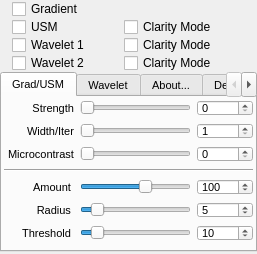
Old version of the form WaveletSharpen/sph_wavelet_sharpen.ui in the repository spoilerhead/asp_plugins.
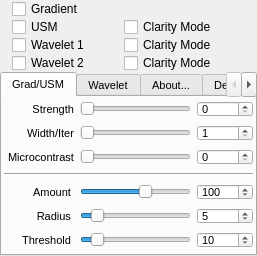
New version of the form. Custom widgets are drawn as their Qt base class.

```diff
--- a/WaveletSharpen/sph_wavelet_sharpen.ui
+++ b/WaveletSharpen/sph_wavelet_sharpen.ui
@@ -7,7 +7,7 @@
     <x>0</x>
     <y>0</y>
     <width>257</width>
-    <height>254</height>
+    <height>256</height>
    </rect>
   </property>
   <property name="sizePolicy">
@@ -226,7 +226,7 @@
      <property name="maximumSize">
       <size>
        <width>16777215</width>
-       <height>180</height>
+       <height>200</height>
       </size>
      </property>
      <property name="font">
```
